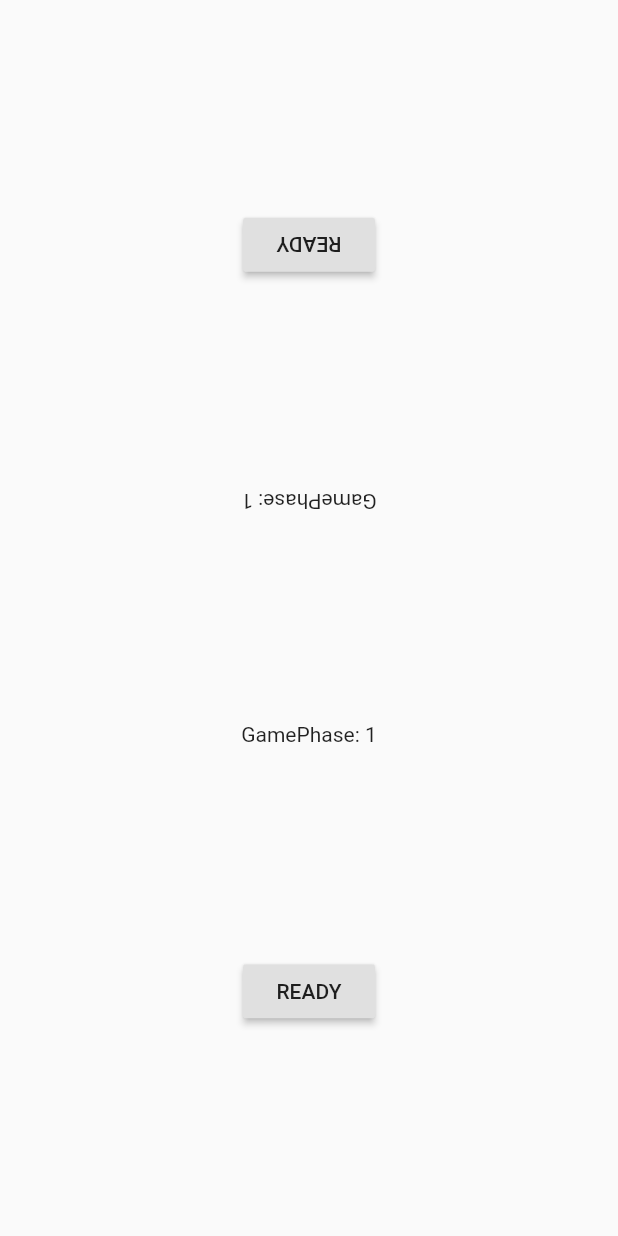
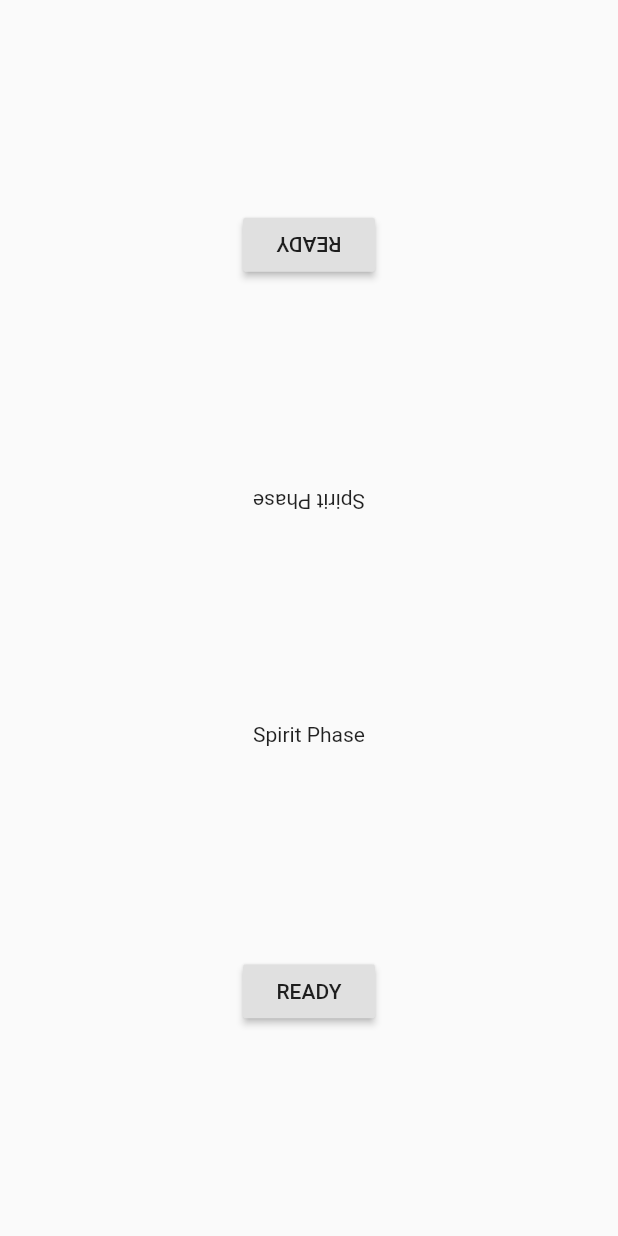
Before and after one commit to Querri/Turn_Tracker, a Flutter app: the screen it shows after launch, after a tap on "START", on a phone screen of 412 x 824 dp. Run offline on Flutter 3.47's test engine with Material 2 defaults, Android fonts, the phone set to English and light mode, and no system bars.

Commit message:
Phase text according to selected game

```diff
--- a/spirit_island_app/lib/game_view.dart
+++ b/spirit_island_app/lib/game_view.dart
@@ -3,6 +3,8 @@ import 'package:flutter/material.dart';
 
 
 class GameView extends StatefulWidget {
+  final gameName = 'Spirit Island';
+  final playerCount = 2;
 
   @override
   _GameViewState createState() => _GameViewState();
@@ -11,7 +13,7 @@ class GameView extends StatefulWidget {
 class _GameViewState extends State<GameView> {
   bool readyPlayer1 = false;
   bool readyPlayer2 = false;
-  int gamePhase = 1;
+  int phaseNum = 1;
 
   /// Toggle Ready button and check if all players are ready.
   void _toggleReadiness(playerNum) {
@@ -26,10 +28,10 @@ class _GameViewState extends State<GameView> {
         readyPlayer1 = false;
         readyPlayer2 = false;
 
-        if (gamePhase < 4) {
-          gamePhase += 1;
+        if (phaseNum < 4) {
+          phaseNum += 1;
         } else {
-          gamePhase = 1;
+          phaseNum = 1;
         }
       }
     });
@@ -53,9 +55,9 @@ class _GameViewState extends State<GameView> {
             ),
             RotatedBox(
               quarterTurns: 2,
-              child: Text('GamePhase: ' + gamePhase.toString()),
+              child: Text(_getPhaseText('Spirit Island', phaseNum)),
             ),
-            Text('GamePhase: ' + gamePhase.toString()),
+            Text(_getPhaseText('Spirit Island', phaseNum)),
             RaisedButton(
               onPressed: () {
                 _toggleReadiness(1);
@@ -68,3 +70,26 @@ class _GameViewState extends State<GameView> {
     );
   }
 }
+
+String _getPhaseText(gameName, phaseNum) {
+  switch (gameName) {
+    case ('Spirit Island'): {
+      switch (phaseNum) {
+        case 1: return 'Spirit Phase';
+        case 2: return 'Fast Power Phase';
+        case 3: return 'Invader Phase';
+        case 4: return 'Slow Power Phase';
+        case 5: return 'Time Passes';
+      }
+      break;
+    }
+    case ('Direwild'): {
+      switch (phaseNum) {
+        case 1: return 'Summon Phase';
+        case 2: return 'Charm Phase';
+        case 3: return 'Adventure Phase';
+      }
+    }
+  }
+  return 'No Phase Found';
+}
--- a/spirit_island_app/lib/main_view.dart
+++ b/spirit_island_app/lib/main_view.dart
@@ -9,6 +9,7 @@ class MainView extends StatefulWidget {
 
 class _MainViewState extends State<MainView> {
   int playerCount = 0;
+  String game = '';
 
   @override
   Widget build(BuildContext context) {
@@ -20,21 +21,45 @@ class _MainViewState extends State<MainView> {
         child: Column(
           mainAxisAlignment: MainAxisAlignment.center,
           children: <Widget>[
-            Text(
-              'Choose the number of players',
-            ),
+            Text('Choose game'),
             Row(
               mainAxisAlignment: MainAxisAlignment.center,
               children: [
                 FlatButton(
                   onPressed: () {
-                    playerCount = 1;
+                    setState(() {
+                      game = 'Spirit Island';
+                    });
+                  },
+                  child: Text('Spirit Island'),
+                ),
+                FlatButton(
+                  onPressed: () {
+                    setState(() {
+                      game = 'Direwild';
+                    });
+                  },
+                  child: Text('Direwild'),
+                ),
+              ],
+            ),
+            Text('Choose the number of players',),
+            Row(
+              mainAxisAlignment: MainAxisAlignment.center,
+              children: [
+                FlatButton(
+                  onPressed: () {
+                    setState(() {
+                      playerCount = 1;
+                    });
                   },
                   child: Text('1'),
                 ),
                 FlatButton(
                   onPressed: () {
-                    playerCount = 2;
+                    setState(() {
+                      playerCount = 2;
+                    });
                   },
                   child: Text('2'),
                 ),
```
